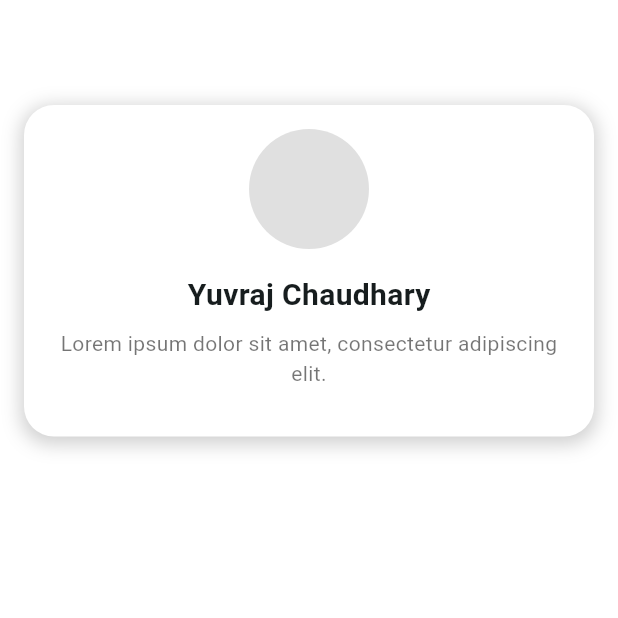
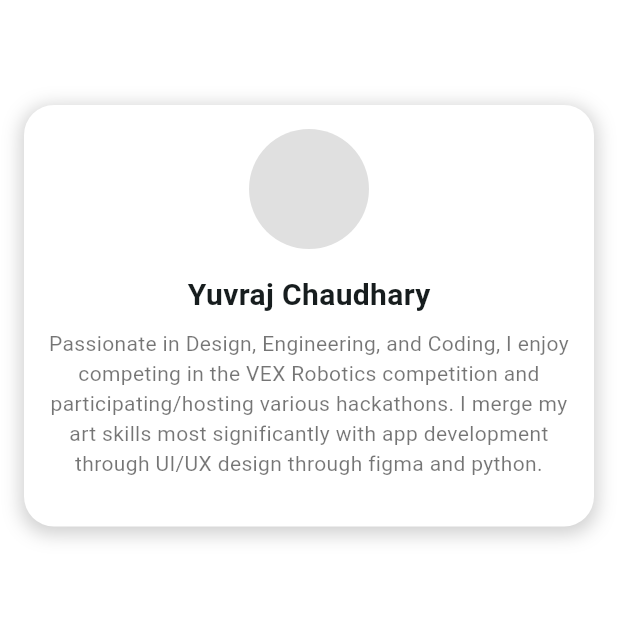
Before and after one commit to VividAy/instanews, a Flutter app: the ProfilePage screen opened directly, on a phone screen of 412 x 824 dp, the top half of it. Run offline on Flutter 3.47's test engine with Material 3 defaults, Android fonts, the phone set to English and light mode, and no system bars; network calls fail.

Commit message:
TOOO MANY FILES

```diff
--- a/lib/add_page.dart
+++ b/lib/add_page.dart
@@ -30,10 +30,9 @@ class _AddPageState extends State<AddPage> {
 
   final List<String> _availableTags = [
     'Literature',
-    '3D Art and Design',
-    'Article Review',
+    'Art and Design',
+    'Current Events',
     'Science Research',
-    'Tennis'
   ];
 
   // Function to save the entered data
--- a/lib/data.dart
+++ b/lib/data.dart
@@ -1,6 +1,10 @@
 import 'dart:convert';
 import 'dart:io';
 import 'package:flutter/material.dart';
+
+const hostname = '172.16.216.214';
+// Davids- 172.20.10.3
+// Veer - 172.16.216.214
 
 class datapkg {
   String i, des, title, link;
@@ -30,13 +34,7 @@ class datapkg {
 
   // Method to convert datapkg to JSON
   Map<String, dynamic> toJson() {
-    return {
-      'i': i,
-      'des': des,
-      'title': title,
-      'link': link,
-      'tags': tags
-    };
+    return {'i': i, 'des': des, 'title': title, 'link': link, 'tags': tags};
   }
 
   // Method to create a datapkg from JSON
@@ -49,7 +47,8 @@ class datapkg {
   // Method to send data to the server
   Future<void> sendData() async {
     var httpClient = HttpClient();
-    var uri = Uri.parse('http://172.20.10.3:3000/add');  // Replace with your machine's IP and port 3000
+    var uri = Uri.parse(
+        'http://${hostname}:3000/add'); // Replace with your machine's IP and port 3000
     var request = await httpClient.postUrl(uri);
     request.headers.set('content-type', 'application/json');
     request.add(utf8.encode(json.encode(toJson())));
@@ -65,7 +64,8 @@ class datapkg {
   // Method to get data from the server
   static Future<List<datapkg>> getData() async {
     var httpClient = HttpClient();
-    var uri = Uri.parse('http://172.20.10.3:3000/data');  // Replace with your machine's IP and port 3000
+    var uri = Uri.parse(
+        'http://${hostname}:3000/data'); // Replace with your machine's IP and port 3000
     var request = await httpClient.getUrl(uri);
     var response = await request.close();
 
@@ -89,7 +89,8 @@ class dataStorage {
   static int design = 0;
   static int article = 0;
 
-  Future<void> addData(String img, String desc, String title, String link, List<String> tags) async {
+  Future<void> addData(String img, String desc, String title, String link,
+      List<String> tags) async {
     datapkg r = datapkg(img, desc, title, link);
     for (String i in tags) {
       r.addTag(i);
@@ -106,13 +107,13 @@ class dataStorage {
         design++;
       }
     }
-    await r.sendData();  // Send data to the server
+    await r.sendData(); // Send data to the server
     data.add(r);
     numPkgs++;
   }
 
   Future<void> fetchData() async {
-    data = await datapkg.getData();  // Get data from the server
+    data = await datapkg.getData(); // Get data from the server
     numPkgs = data.length;
     // Reset counts
     article = 0;
@@ -156,15 +157,18 @@ class dataStorage {
 
   // Method to update the description of an existing entry
   void setDesc(int index, String desc) {
-    data[index] = datapkg(data[index].i, desc, data[index].title, data[index].link);
+    data[index] =
+        datapkg(data[index].i, desc, data[index].title, data[index].link);
   }
 
   void setImg(int index, String img) {
-    data[index] = datapkg(img, data[index].des, data[index].title, data[index].link);
+    data[index] =
+        datapkg(img, data[index].des, data[index].title, data[index].link);
   }
 
   void setTitle(int index, String title) {
-    data[index] = datapkg(data[index].i, data[index].des, title, data[index].link);
+    data[index] =
+        datapkg(data[index].i, data[index].des, title, data[index].link);
   }
 
   Future<datapkg> getData(int index) async {
--- a/lib/profile_page.dart
+++ b/lib/profile_page.dart
@@ -77,7 +77,7 @@ class _ProfilePageState extends State<ProfilePage> {
                     ),
                     const SizedBox(height: 8),
                     const Text(
-                      'Lorem ipsum dolor sit amet, consectetur adipiscing elit.',
+                      'Passionate in Design, Engineering, and Coding, I enjoy competing in the VEX Robotics competition and participating/hosting various hackathons. I merge my art skills most significantly with app development through UI/UX design through figma and python.',
                       textAlign: TextAlign.center,
                       style: TextStyle(fontSize: 14, color: Colors.black54),
                     ),
--- /dev/null
+++ b/package.json
@@ -0,0 +1,5 @@
+{
+  "dependencies": {
+    "express": "^4.21.1"
+  }
+}
```
Also changed, not shown: lib/home_page.dart (+16 -8 lines), lib/thank_you_page.dart (+17 -6 lines), package-lock.json (added).
